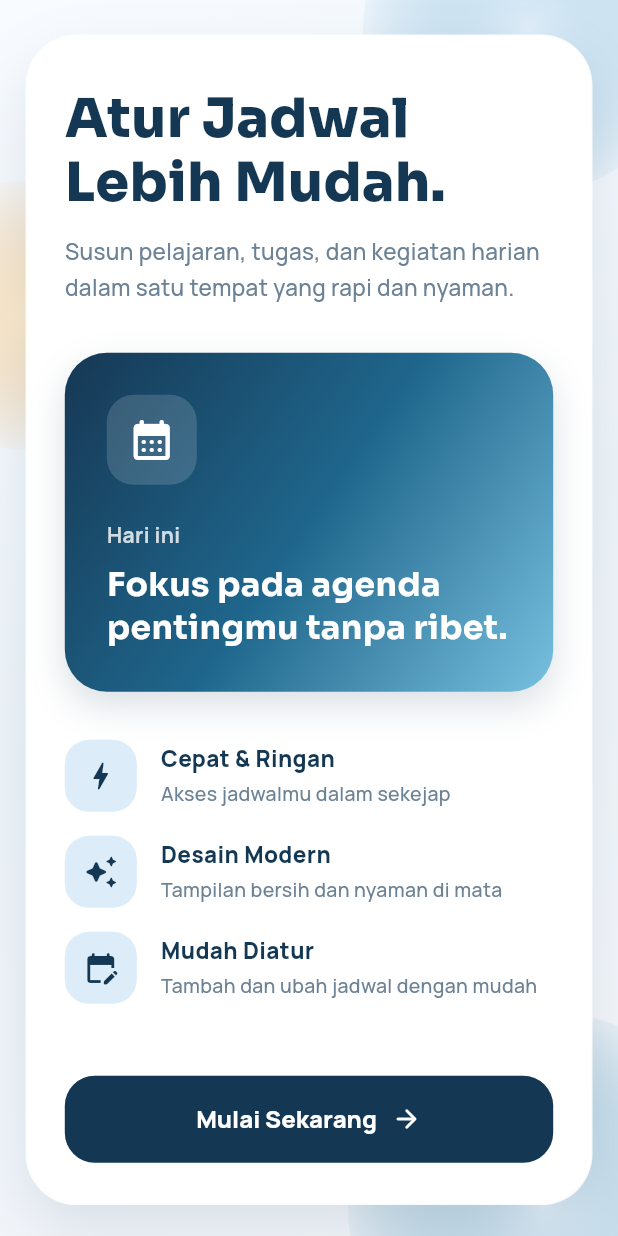
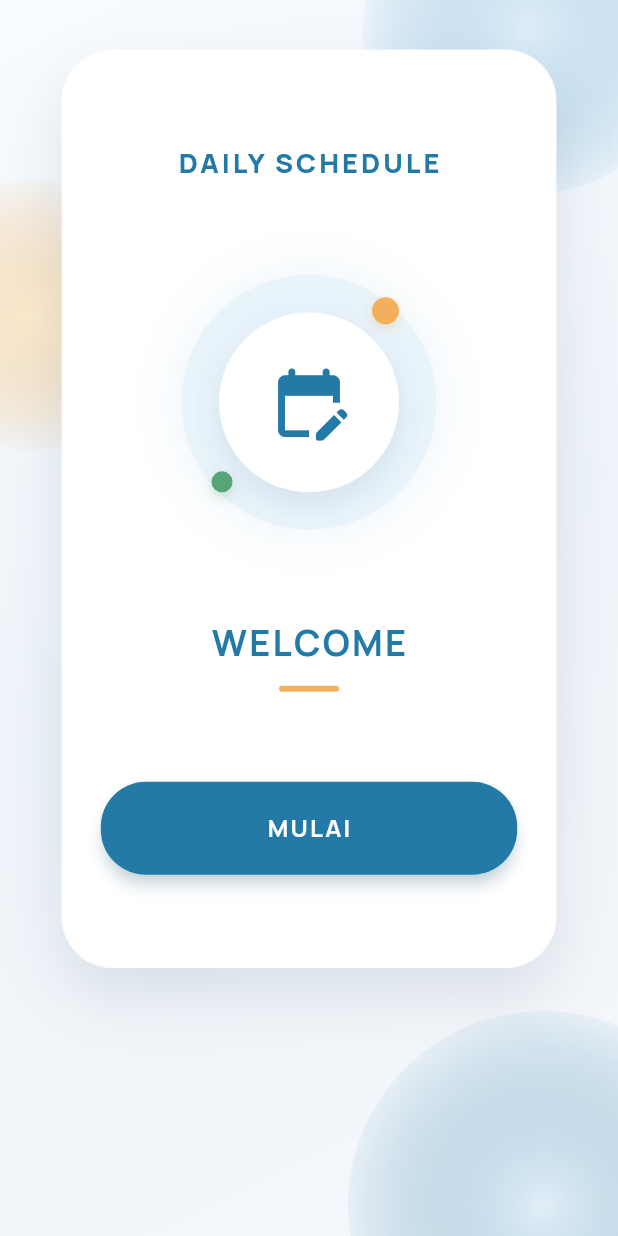
Before and after one commit to Kurooo21/project-app-schedule, a Flutter app: the screen it shows after launch, on a phone screen of 412 x 824 dp. Run offline on Flutter 3.47's test engine with Material 3 defaults, Android fonts, the phone set to English and light mode, and no system bars; our stand-ins replace google_fonts.

Commit message:
mengubah ui/ux dan menambahkan responsif di semua perangkat

```diff
--- a/lib/Welcome_Screen.dart
+++ b/lib/Welcome_Screen.dart
@@ -16,52 +16,77 @@ class WelcomeScreen extends StatelessWidget {
           child: LayoutBuilder(
             builder: (context, constraints) {
               return SingleChildScrollView(
-                padding: const EdgeInsets.symmetric(vertical: 10),
+                padding: const EdgeInsets.symmetric(horizontal: 24, vertical: 20),
                 child: ConstrainedBox(
                   constraints: BoxConstraints(
-                    minHeight: constraints.maxHeight - 20,
+                    minHeight: constraints.maxHeight - 40,
                   ),
                   child: ScreenSurface(
-                    padding: const EdgeInsets.fromLTRB(24, 32, 24, 26),
+                    padding: const EdgeInsets.symmetric(horizontal: 24, vertical: 40),
                     child: Column(
-                      crossAxisAlignment: CrossAxisAlignment.start,
+                      mainAxisAlignment: MainAxisAlignment.spaceEvenly,
+                      crossAxisAlignment: CrossAxisAlignment.center,
+                      children: [
+                        const SizedBox(height: 20),
+                        // TITLE
+                        Text(
+                          'DAILY SCHEDULE',
+                          style: GoogleFonts.manrope(
+                            fontSize: 18,
+                            fontWeight: FontWeight.w800,
+                            letterSpacing: 2.0,
+                            color: AppPalette.primaryStrong,
+                          ),
+                        ),
+
+                        const SizedBox(height: 60),
+
+                        // INTERACTIVE ILLUSTRATION
+                        const _ModernIllustration(),
+
+                        const SizedBox(height: 60),
+
+                        // WELCOME TEXT
+                        Column(
                           children: [
                             Text(
-                          'Atur Jadwal\nLebih Mudah.',
-                          style: GoogleFonts.sora(
-                            fontSize: 36,
-                            height: 1.2,
-                            fontWeight: FontWeight.w800,
-                            color: AppPalette.primaryDark,
+                              'WELCOME',
+                              style: GoogleFonts.manrope(
+                                fontSize: 24,
+                                fontWeight: FontWeight.bold,
+                                letterSpacing: 1.5,
+                                color: AppPalette.primaryStrong,
                               ),
                             ),
                             const SizedBox(height: 12),
-                        Text(
-                          'Susun pelajaran, tugas, dan kegiatan harian dalam satu tempat yang rapi dan nyaman.',
-                          style: GoogleFonts.manrope(
-                            fontSize: 15,
-                            height: 1.6,
-                            fontWeight: FontWeight.w500,
-                            color: AppPalette.subtleText,
+                            Container(
+                              height: 4,
+                              width: 40,
+                              decoration: BoxDecoration(
+                                color: AppPalette.accent,
+                                borderRadius: BorderRadius.circular(10),
                               ),
                             ),
-                        const SizedBox(height: 32),
-                        const _HeroBanner(),
-                        const SizedBox(height: 32),
-                        const _FeatureList(),
-                        const SizedBox(height: 48),
+                          ],
+                        ),
+
+                        const SizedBox(height: 60),
+
+                        // MULAI BUTTON
                         SizedBox(
                           width: double.infinity,
                           child: FilledButton(
                             style: FilledButton.styleFrom(
-                              backgroundColor: AppPalette.primaryDark,
+                              backgroundColor: AppPalette.primaryStrong,
                               padding: const EdgeInsets.symmetric(
                                 horizontal: 18,
-                                vertical: 18,
+                                vertical: 20,
                               ),
                               shape: RoundedRectangleBorder(
-                                borderRadius: BorderRadius.circular(20),
+                                borderRadius: BorderRadius.circular(30),
                               ),
+                              elevation: 4,
+                              shadowColor: AppPalette.primaryStrong.withValues(alpha: 0.4),
                             ),
                             onPressed: () {
                               Navigator.push(
@@ -71,26 +96,18 @@ class WelcomeScreen extends StatelessWidget {
                                 ),
                               );
                             },
-                            child: Row(
-                              mainAxisAlignment: MainAxisAlignment.center,
-                              children: [
-                                Text(
-                                  'Mulai Sekarang',
+                            child: Text(
+                              'MULAI',
                               style: GoogleFonts.manrope(
                                 fontSize: 16,
-                                    fontWeight: FontWeight.w800,
+                                fontWeight: FontWeight.bold,
+                                letterSpacing: 1.5,
                                 color: Colors.white,
                               ),
                             ),
-                                const SizedBox(width: 10),
-                                const Icon(
-                                  Icons.arrow_forward_rounded,
-                                  size: 20,
-                                ),
-                              ],
                           ),
                         ),
-                        ),
+                        const SizedBox(height: 20),
                       ],
                     ),
                   ),
@@ -104,61 +121,124 @@ class WelcomeScreen extends StatelessWidget {
   }
 }
 
-class _HeroBanner extends StatelessWidget {
-  const _HeroBanner();
+class _ModernIllustration extends StatefulWidget {
+  const _ModernIllustration();
+
+  @override
+  State<_ModernIllustration> createState() => _ModernIllustrationState();
+}
+
+class _ModernIllustrationState extends State<_ModernIllustration> with SingleTickerProviderStateMixin {
+  late AnimationController _controller;
+  late Animation<double> _animation;
+
+  @override
+  void initState() {
+    super.initState();
+    _controller = AnimationController(
+      vsync: this,
+      duration: const Duration(seconds: 3),
+    )..repeat(reverse: true);
+    _animation = Tween<double>(begin: -6.0, end: 6.0).animate(
+      CurvedAnimation(parent: _controller, curve: Curves.easeInOut),
+    );
+  }
+
+  @override
+  void dispose() {
+    _controller.dispose();
+    super.dispose();
+  }
 
   @override
   Widget build(BuildContext context) {
-    return Container(
-      width: double.infinity,
-      padding: const EdgeInsets.all(28),
+    return AnimatedBuilder(
+      animation: _animation,
+      builder: (context, child) {
+        return Transform.translate(
+          offset: Offset(0, _animation.value),
+          child: child,
+        );
+      },
+      child: Stack(
+        alignment: Alignment.center,
+        children: [
+          // Background soft circle
+          Container(
+            width: 170,
+            height: 170,
             decoration: BoxDecoration(
-        borderRadius: BorderRadius.circular(28),
-        gradient: const LinearGradient(
-          colors: [Color(0xFF163854), Color(0xFF1F668C), Color(0xFF78C0DF)],
-          begin: Alignment.topLeft,
-          end: Alignment.bottomRight,
-        ),
+              shape: BoxShape.circle,
+              color: AppPalette.primarySoft.withValues(alpha: 0.5),
               boxShadow: [
                 BoxShadow(
-            color: AppPalette.primaryDark.withValues(alpha: 0.15),
-            blurRadius: 20,
-            offset: const Offset(0, 10),
+                  color: AppPalette.primary.withValues(alpha: 0.1),
+                  blurRadius: 30,
+                  spreadRadius: 5,
                 ),
               ],
             ),
-      child: Column(
-        crossAxisAlignment: CrossAxisAlignment.start,
-        children: [
+          ),
+          // Inner circle
           Container(
-            padding: const EdgeInsets.all(14),
+            width: 120,
+            height: 120,
             decoration: BoxDecoration(
-              color: Colors.white.withValues(alpha: 0.15),
-              borderRadius: BorderRadius.circular(18),
+              shape: BoxShape.circle,
+              color: AppPalette.surface,
+              boxShadow: [
+                BoxShadow(
+                  color: AppPalette.primaryDark.withValues(alpha: 0.08),
+                  blurRadius: 15,
+                  offset: const Offset(0, 8),
                 ),
-            child: const Icon(
-              Icons.calendar_month_rounded,
-              color: Colors.white,
-              size: 32,
+              ],
             ),
           ),
-          const SizedBox(height: 24),
-          Text(
-            'Hari ini',
-            style: GoogleFonts.manrope(
-              fontSize: 14,
-              fontWeight: FontWeight.w700,
-              color: Colors.white.withValues(alpha: 0.8),
+          // Calendar Icon
+          const Icon(
+            Icons.edit_calendar_rounded,
+            size: 55,
+            color: AppPalette.primaryStrong,
+          ),
+          // Floating decoration - Top Right
+          Positioned(
+            top: 15,
+            right: 25,
+            child: Container(
+              width: 18,
+              height: 18,
+              decoration: BoxDecoration(
+                shape: BoxShape.circle,
+                color: AppPalette.accent,
+                boxShadow: [
+                  BoxShadow(
+                    color: AppPalette.accent.withValues(alpha: 0.3),
+                    blurRadius: 6,
+                    offset: const Offset(0, 3),
+                  ),
+                ],
               ),
             ),
-          const SizedBox(height: 8),
-          Text(
-            'Fokus pada agenda pentingmu tanpa ribet.',
-            style: GoogleFonts.sora(
-              fontSize: 22,
-              height: 1.3,
-              fontWeight: FontWeight.w700,
-              color: Colors.white,
+          ),
+          // Floating decoration - Bottom Left
+          Positioned(
+            bottom: 25,
+            left: 20,
+            child: Container(
+              width: 14,
+              height: 14,
+              decoration: BoxDecoration(
+                shape: BoxShape.circle,
+                color: AppPalette.success,
+                boxShadow: [
+                  BoxShadow(
+                    color: AppPalette.success.withValues(alpha: 0.3),
+                    blurRadius: 6,
+                    offset: const Offset(0, 3),
+                  ),
+                ],
+              ),
             ),
           ),
         ],
@@ -166,90 +246,3 @@ class _HeroBanner extends StatelessWidget {
     );
   }
 }
-
-class _FeatureList extends StatelessWidget {
-  const _FeatureList();
-
-  @override
-  Widget build(BuildContext context) {
-    return Column(
-      children: const [
-        _FeatureItem(
-          icon: Icons.bolt_rounded,
-          title: 'Cepat & Ringan',
-          subtitle: 'Akses jadwalmu dalam sekejap',
-        ),
-        SizedBox(height: 16),
-        _FeatureItem(
-          icon: Icons.auto_awesome_rounded,
-          title: 'Desain Modern',
-          subtitle: 'Tampilan bersih dan nyaman di mata',
-        ),
-        SizedBox(height: 16),
-        _FeatureItem(
-          icon: Icons.edit_calendar_rounded,
-          title: 'Mudah Diatur',
-          subtitle: 'Tambah dan ubah jadwal dengan mudah',
-        ),
-      ],
-    );
-  }
-}
-
-class _FeatureItem extends StatelessWidget {
-  const _FeatureItem({
-    required this.icon,
-    required this.title,
-    required this.subtitle,
-  });
-
-  final IconData icon;
-  final String title;
-  final String subtitle;
-
-  @override
-  Widget build(BuildContext context) {
-    return Row(
-      children: [
-        Container(
-          width: 48,
-          height: 48,
-          decoration: BoxDecoration(
-            color: AppPalette.primarySoft,
-            borderRadius: BorderRadius.circular(16),
-          ),
-          child: Icon(
-            icon,
-            color: AppPalette.primaryDark,
-            size: 24,
-          ),
-        ),
-        const SizedBox(width: 16),
-        Expanded(
-          child: Column(
-            crossAxisAlignment: CrossAxisAlignment.start,
-            children: [
-              Text(
-                title,
-                style: GoogleFonts.manrope(
-                  fontSize: 15,
-                  fontWeight: FontWeight.w800,
-                  color: AppPalette.primaryDark,
-                ),
-              ),
-              const SizedBox(height: 4),
-              Text(
-                subtitle,
-                style: GoogleFonts.manrope(
-                  fontSize: 13,
-                  fontWeight: FontWeight.w500,
-                  color: AppPalette.subtleText,
-                ),
-              ),
-            ],
-          ),
-        ),
-      ],
-    );
-  }
-}
--- a/lib/home_screen.dart
+++ b/lib/home_screen.dart
@@ -2,7 +2,7 @@ import 'package:flutter/material.dart';
 import 'package:google_fonts/google_fonts.dart';
 
 import 'app_style.dart';
-import 'day_action_screen.dart';
+import 'schedule_board_screen.dart';
 import 'schedule_models.dart';
 import 'schedule_widgets.dart';
 
@@ -21,11 +21,12 @@ class _HomeScreenState extends State<HomeScreen> {
     final updatedEntries = await Navigator.push<List<ScheduleEntry>>(
       context,
       MaterialPageRoute(
-        builder: (context) => DayActionScreen(
+        builder: (context) => ScheduleBoardScreen(
           day: day,
           initialEntries: List<ScheduleEntry>.from(
             _entriesByDay[day.name] ?? const <ScheduleEntry>[],
           ),
+          mode: AgendaBoardMode.view,
         ),
       ),
     );
--- a/lib/schedule_form_screen.dart
+++ b/lib/schedule_form_screen.dart
@@ -35,7 +35,7 @@ class _ScheduleFormScreenState extends State<ScheduleFormScreen> {
       text: widget.initialEntry?.subject ?? '',
     );
     _locationController = TextEditingController(
-      text: widget.initialEntry?.location ?? 'Ruang kelas',
+      text: widget.initialEntry?.location ?? '',
     );
     _noteController = TextEditingController(
       text: widget.initialEntry?.note ?? '',
@@ -205,7 +205,7 @@ class _ScheduleFormScreenState extends State<ScheduleFormScreen> {
                           controller: _subjectController,
                           onChanged: (_) => setState(() {}),
                           decoration: const InputDecoration(
-                            labelText: 'Mata pelajaran / kegiatan',
+                            labelText: 'Nama kegiatan',
                           ),
                           validator: (value) {
                             if (value == null || value.trim().isEmpty) {
```
Also changed, not shown: lib/schedule_board_screen.dart (+30 -35 lines), lib/schedule_models.dart (+40 -40 lines). Lines whose indentation alone changed are shown as unchanged.
